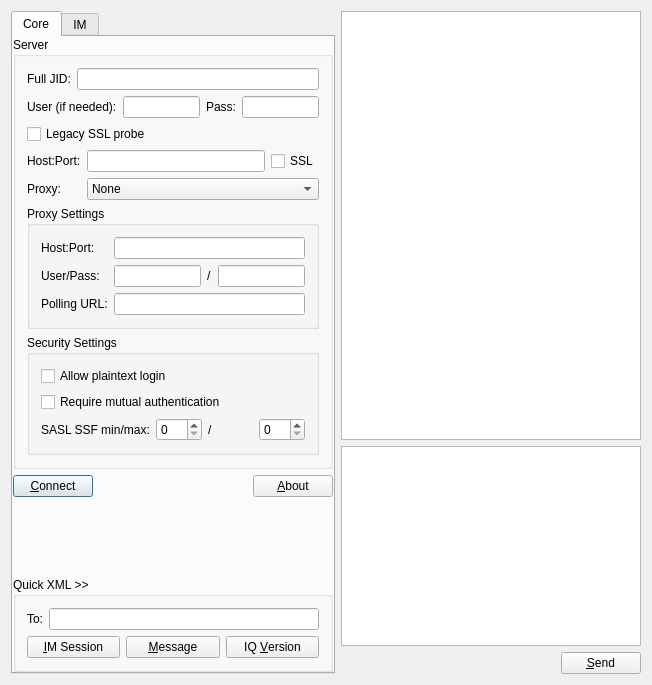
Before: the Qt Designer form ksirk/iris/tools/xmpptest/test.ui in KDE/ksirk, drawn with Qt 5.
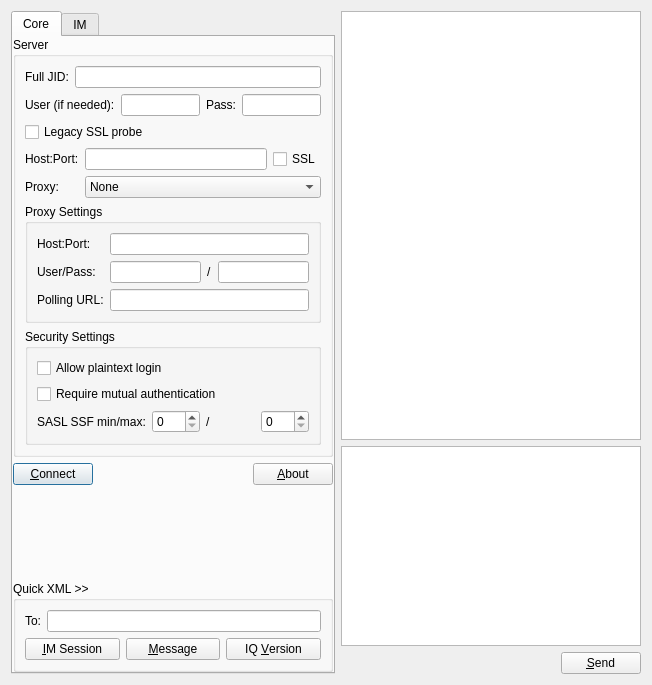
After: the same form once the commit is applied.

Commit message:
SVN_SILENT Cleanup .ui files
This removes (as discussed on k-c-d)
* obsolete <pixmapfunction>
* deprecated <layoutdefault>
* empty <author>, <comment>, <exportmacro>

```diff
--- a/ksirk/iris/tools/xmpptest/test.ui
+++ b/ksirk/iris/tools/xmpptest/test.ui
@@ -440,7 +440,6 @@
    </item>
   </layout>
  </widget>
- <layoutdefault spacing="6" margin="11" />
   <tabstops>
   <tabstop>le_jid</tabstop>
   <tabstop>le_user</tabstop>
```
The commit also changes 6 other files.
